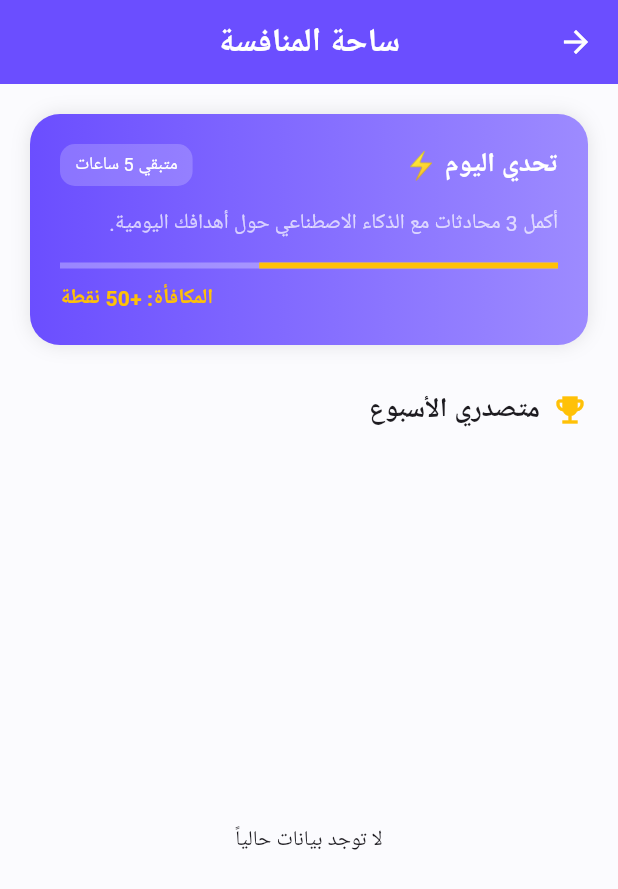
After one commit to hosammsaad-oss/huminiai.com, a Flutter app: the SocialLeaguesScreen screen opened directly, on a phone screen of 412 x 824 dp. The commit adds this screen. Shown: the top 889 px of the screen. Run offline on Flutter 3.47's test engine with Material 3 defaults, Android fonts, the phone set to English and light mode, and no system bars; our stand-ins replace cloud_firestore, confetti, dio, firebase_auth, firebase_core, fl_chart and 10 more; accounts and stored records are empty; network calls fail; Roboto replaces fonts that are missing (Tajawal).

Commit message:
إضافة ملفات المتجر وساحة المنافسة وتعديلات البروفايل النهائية

```diff
--- /dev/null
+++ b/lib/screens/social_leagues_screen.dart
@@ -0,0 +1,144 @@
+import 'package:flutter/material.dart';
+import 'package:cloud_firestore/cloud_firestore.dart';
+import 'package:google_fonts/google_fonts.dart';
+import 'package:firebase_auth/firebase_auth.dart';
+
+class SocialLeaguesScreen extends StatelessWidget {
+  const SocialLeaguesScreen({super.key});
+
+  @override
+  Widget build(BuildContext context) {
+    final currentUser = FirebaseAuth.instance.currentUser;
+
+    return Scaffold(
+      appBar: AppBar(
+        title: Text("ساحة المنافسة", style: GoogleFonts.tajawal(fontWeight: FontWeight.bold)),
+        centerTitle: true,
+        elevation: 0,
+      ),
+      body: Directionality(
+        textDirection: TextDirection.rtl,
+        child: Column(
+          children: [
+            // --- قسم تحدي اليوم ---
+            _buildDailyChallengeCard(),
+
+            const SizedBox(height: 10),
+            Padding(
+              padding: const EdgeInsets.symmetric(horizontal: 20),
+              child: Row(
+                children: [
+                  const Icon(Icons.emoji_events, color: Colors.amber),
+                  const SizedBox(width: 8),
+                  Text("متصدري الأسبوع", style: GoogleFonts.tajawal(fontSize: 18, fontWeight: FontWeight.bold)),
+                ],
+              ),
+            ),
+            const SizedBox(height: 10),
+
+            // --- لوحة الصدارة (Leaderboard) ---
+            Expanded(
+              child: StreamBuilder<QuerySnapshot>(
+                stream: FirebaseFirestore.instance
+                    .collection('users')
+                    .orderBy('points', descending: true)
+                    .limit(20)
+                    .snapshots(),
+                builder: (context, snapshot) {
+                  if (snapshot.connectionState == ConnectionState.waiting) {
+                    return const Center(child: CircularProgressIndicator());
+                  }
+                  if (!snapshot.hasData || snapshot.data!.docs.isEmpty) {
+                    return const Center(child: Text("لا توجد بيانات حالياً"));
+                  }
+
+                  final docs = snapshot.data!.docs;
+
+                  return ListView.builder(
+                    itemCount: docs.length,
+                    itemBuilder: (context, index) {
+                      final userData = docs[index].data() as Map<String, dynamic>;
+                      final isMe = docs[index].id == currentUser?.uid;
+
+                      return _buildLeaderboardTile(
+                        rank: index + 1,
+                        name: userData['displayName'] ?? "مستخدم هيومني",
+                        points: userData['points'] ?? 0,
+                        isMe: isMe,
+                        photoUrl: userData['photoUrl'],
+                      );
+                    },
+                  );
+                },
+              ),
+            ),
+          ],
+        ),
+      ),
+    );
+  }
+
+  // ويلجت تحدي اليوم
+  Widget _buildDailyChallengeCard() {
+    return Container(
+      margin: const EdgeInsets.all(20),
+      padding: const EdgeInsets.all(20),
+      decoration: BoxDecoration(
+        gradient: const LinearGradient(colors: [Color(0xFF6B4EFF), Color(0xFF9D8BFF)]),
+        borderRadius: BorderRadius.circular(20),
+        boxShadow: [BoxShadow(color: Colors.black.withOpacity(0.1), blurRadius: 10)],
+      ),
+      child: Column(
+        crossAxisAlignment: CrossAxisAlignment.start,
+        children: [
+          Row(
+            mainAxisAlignment: MainAxisAlignment.spaceBetween,
+            children: [
+              Text("تحدي اليوم ⚡", style: GoogleFonts.tajawal(color: Colors.white, fontSize: 18, fontWeight: FontWeight.bold)),
+              Container(
+                padding: const EdgeInsets.symmetric(horizontal: 10, vertical: 5),
+                decoration: BoxDecoration(color: Colors.white.withOpacity(0.2), borderRadius: BorderRadius.circular(10)),
+                child: const Text("متبقي 5 ساعات", style: TextStyle(color: Colors.white, fontSize: 12)),
+              )
+            ],
+          ),
+          const SizedBox(height: 15),
+          Text("أكمل 3 محادثات مع الذكاء الاصطناعي حول أهدافك اليومية.", style: GoogleFonts.tajawal(color: Colors.white70, fontSize: 14)),
+          const SizedBox(height: 15),
+          LinearProgressIndicator(value: 0.6, backgroundColor: Colors.white.withOpacity(0.3), color: Colors.amber),
+          const SizedBox(height: 10),
+          Align(
+            alignment: Alignment.centerLeft,
+            child: Text("المكافأة: +50 نقطة", style: GoogleFonts.tajawal(color: Colors.amber, fontWeight: FontWeight.bold)),
+          )
+        ],
+      ),
+    );
+  }
+
+  // ويلجت سطر المتصدرين
+  Widget _buildLeaderboardTile({required int rank, required String name, required int points, required bool isMe, String? photoUrl}) {
+    return Container(
+      margin: const EdgeInsets.symmetric(horizontal: 20, vertical: 5),
+      padding: const EdgeInsets.all(12),
+      decoration: BoxDecoration(
+        color: isMe ? const Color(0xFF6B4EFF).withOpacity(0.1) : Colors.white.withOpacity(0.05),
+        borderRadius: BorderRadius.circular(15),
+        border: isMe ? Border.all(color: const Color(0xFF6B4EFF)) : null,
+      ),
+      child: Row(
+        children: [
+          Text("#$rank", style: GoogleFonts.poppins(fontWeight: FontWeight.bold, fontSize: 16, color: rank <= 3 ? Colors.amber : Colors.grey)),
+          const SizedBox(width: 15),
+          CircleAvatar(
+            backgroundImage: photoUrl != null ? NetworkImage(photoUrl) : null,
+            child: photoUrl == null ? const Icon(Icons.person) : null,
+          ),
+          const SizedBox(width: 15),
+          Expanded(child: Text(name, style: GoogleFonts.tajawal(fontWeight: FontWeight.bold, fontSize: 16))),
+          Text("$points ن", style: GoogleFonts.poppins(color: const Color(0xFF6B4EFF), fontWeight: FontWeight.bold)),
+        ],
+      ),
+    );
+  }
+}
```
Also changed, not shown: lib/screens/profile_screen.dart (+3 -4 lines), lib/screens/rewards_store.dart (+154 -1 lines).
